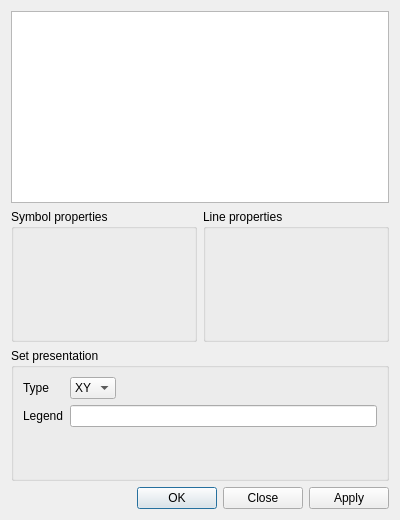
The window that src/Dialogs/SetAppearance.ui (lorenzo-rovigatti/disgrace) describes before a commit, drawn with Qt 5.
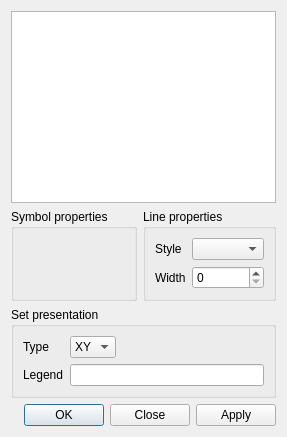
The same window after the commit.

Commit message:
The set appearance dialog is now functional (albeit feature-incomplete)
The model/view mechanism for the set appearance is now fully functional.
It is now possible to change the line style of any curve. This operation
is undoable.

```diff
--- a/src/Dialogs/SetAppearance.ui
+++ b/src/Dialogs/SetAppearance.ui
@@ -2,14 +2,6 @@
 <ui version="4.0">
  <class>SetAppearance</class>
  <widget class="QDialog" name="SetAppearance">
-  <property name="geometry">
-   <rect>
-    <x>0</x>
-    <y>0</y>
-    <width>400</width>
-    <height>520</height>
-   </rect>
-  </property>
   <property name="windowTitle">
    <string>Dialog</string>
   </property>
@@ -38,6 +30,34 @@
        <property name="title">
         <string>Line properties</string>
        </property>
+       <layout class="QFormLayout" name="formLayout">
+        <item row="0" column="0">
+         <widget class="QLabel" name="label_3">
+          <property name="text">
+           <string>Style</string>
+          </property>
+          <property name="buddy">
+           <cstring>cb_line_style</cstring>
+          </property>
+         </widget>
+        </item>
+        <item row="1" column="1">
+         <widget class="QSpinBox" name="cb_line_width"/>
+        </item>
+        <item row="0" column="1">
+         <widget class="QComboBox" name="cb_line_style"/>
+        </item>
+        <item row="1" column="0">
+         <widget class="QLabel" name="label_4">
+          <property name="text">
+           <string>Width</string>
+          </property>
+          <property name="buddy">
+           <cstring>cb_line_width</cstring>
+          </property>
+         </widget>
+        </item>
+       </layout>
       </widget>
      </item>
     </layout>
```
Left out of the diff: 2 changed lines with no effect on the pictures. The commit also changes 11 other files.
